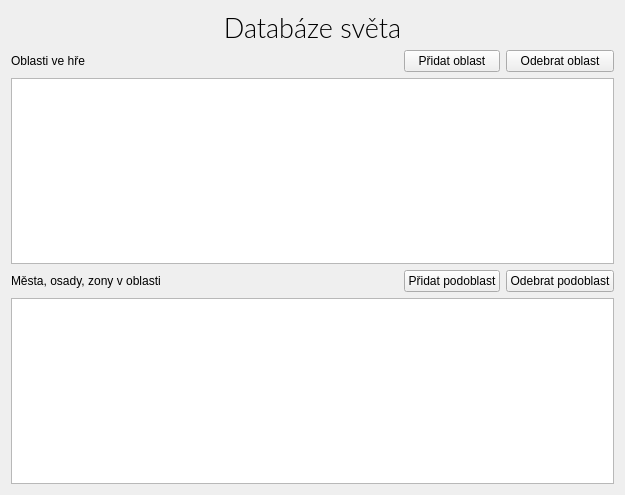
Old version of the form mainwindow.ui in the repository charamza/game-database.
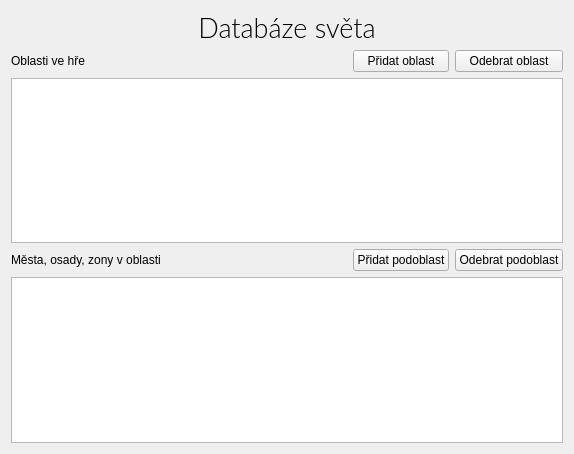
New version of the form.

```diff
--- a/mainwindow.ui
+++ b/mainwindow.ui
@@ -6,8 +6,8 @@
    <rect>
     <x>0</x>
     <y>0</y>
-    <width>625</width>
-    <height>495</height>
+    <width>574</width>
+    <height>454</height>
    </rect>
   </property>
   <property name="windowTitle">
```
